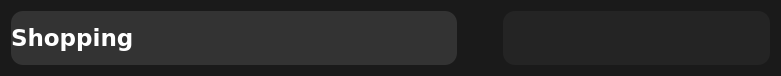
This is ui/StatisticsWindow/Forms/SpendingForm/spendingform.ui in MopedG/FinanceAnalytics as Qt 5 draws it before an edit. The edited form follows.
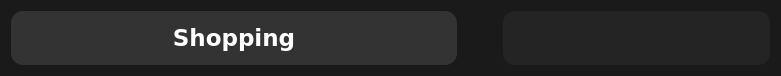
This is the edited form.

Commit message: Change: Category LineEdit to PushButton

Patch:
```diff
--- a/ui/StatisticsWindow/Forms/SpendingForm/spendingform.ui
+++ b/ui/StatisticsWindow/Forms/SpendingForm/spendingform.ui
@@ -24,9 +24,9 @@
   </property>
   <layout class="QHBoxLayout" name="horizontalLayout">
    <item>
-    <widget class="QLabel" name="category">
+    <widget class="QPushButton" name="category">
      <property name="sizePolicy">
-      <sizepolicy hsizetype="Preferred" vsizetype="Preferred">
+      <sizepolicy hsizetype="Minimum" vsizetype="Preferred">
        <horstretch>5</horstretch>
        <verstretch>0</verstretch>
       </sizepolicy>
@@ -39,10 +39,11 @@
       </font>
      </property>
      <property name="styleSheet">
-      <string notr="true">background-color: rgb(51, 51, 51);
-color: rgb(255, 255, 255);
-qproperty-alignment: AlignCenter;
-border-radius: 12px;</string>
+      <string notr="true">QPushButton {
+	background-color: rgb(51, 51, 51);
+	color: rgb(255, 255, 255);
+	border-radius: 12px;
+}</string>
      </property>
      <property name="text">
       <string>Shopping</string>
```
